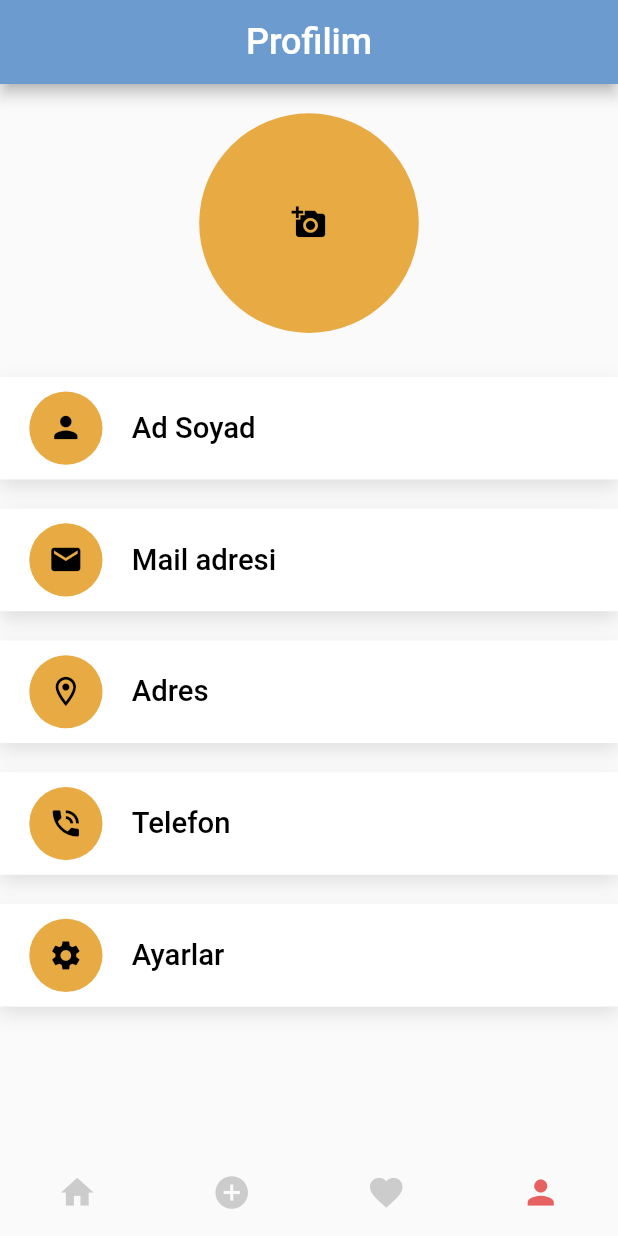
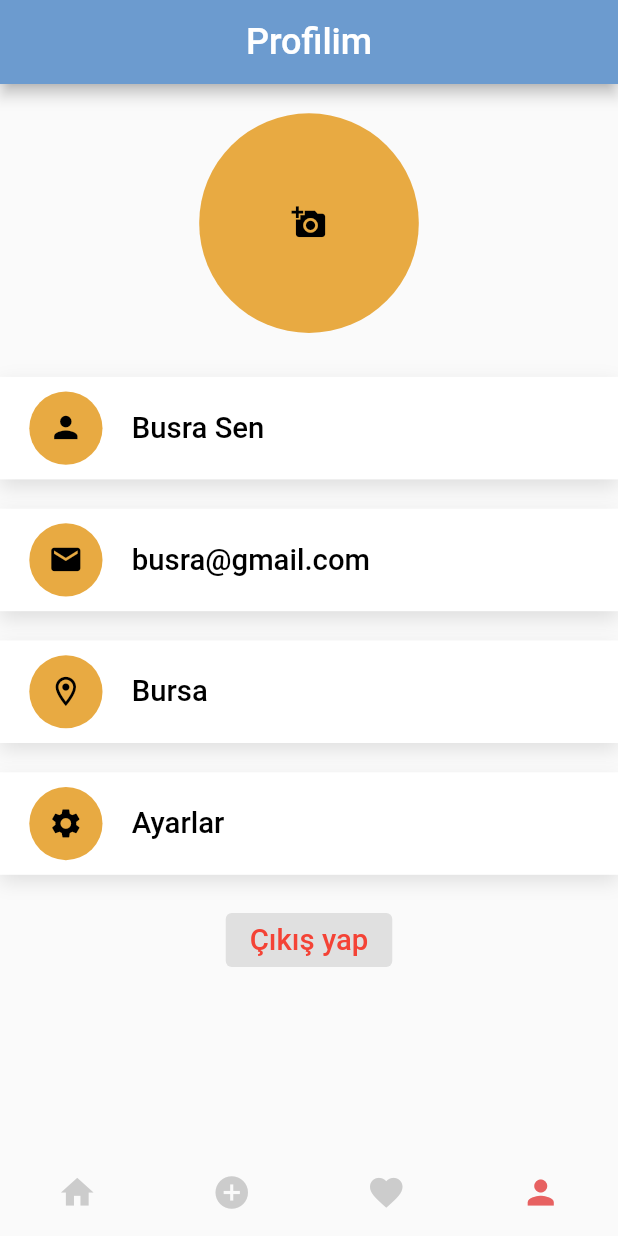
Before and after one commit to Bus-sen/animal_adoption_app, a Flutter app: the screen it shows after launch, item 4 of the bottom bar chosen, on a phone screen of 412 x 824 dp. Run offline on Flutter 3.47's test engine with Material 2 defaults, Android fonts, the phone set to English and light mode, and no system bars; our stand-ins replace carousel_slider, cloud_firestore, dots_indicator, file_picker, firebase_auth, firebase_core and 5 more; accounts and stored records are empty; statements that could not run were skipped.

Commit message:
pages updated

```diff
--- a/lib/pages/account/account_page.dart
+++ b/lib/pages/account/account_page.dart
@@ -1,16 +1,28 @@
-import 'package:animal_app/controllers/auth_controller.dart';
-import 'package:animal_app/widgets/app_icon.dart';
-import 'package:flutter/cupertino.dart';
+import 'package:animal_app/pages/auth/sign_in_page.dart';
+import 'package:firebase_auth/firebase_auth.dart';
 import 'package:flutter/material.dart';
-import 'package:get/get.dart';
-import 'package:get/get_core/src/get_main.dart';
+
 import '../../utils/colors.dart';
 import '../../utils/dimensions.dart';
 import '../../widgets/account_widget.dart';
+import '../../widgets/app_icon.dart';
 import '../../widgets/big_text.dart';
 
-class AccountPage extends StatelessWidget {
-  const AccountPage({Key? key}) : super(key: key);
+class AccountPage extends StatefulWidget {
+  const AccountPage({super.key});
+
+  @override
+  State<AccountPage> createState() => _AccountPageState();
+}
+
+class _AccountPageState extends State<AccountPage> {
+
+  setData (){
+    Navigator.pushReplacement(context,
+        MaterialPageRoute(builder: (context)=> SignInPage()));
+  }
+
+  final FirebaseAuth _auth = FirebaseAuth.instance;
 
   @override
   Widget build(BuildContext context) {
@@ -42,45 +54,62 @@ class AccountPage extends StatelessWidget {
                     AccountWidget(appIcon: AppIcon(icon: Icons.person,
                         backgroundColor: AppColors.iconColor2,
                         size: Dimensions.height10*5),
-                      bigText: BigText(text: "Ad Soyad"),),
+                      bigText: BigText(text: "Busra Sen"),),
                     SizedBox(height: Dimensions.height20),
                     //mail
                     AccountWidget(appIcon: AppIcon(icon: Icons.email,
                         backgroundColor: AppColors.iconColor2,
                         size: Dimensions.height10*5),
-                      bigText: BigText(text: "Mail adresi"),),
+                      bigText: BigText(text: "busra@gmail.com"),),
                     SizedBox(height: Dimensions.height20),
                     //konum
                     AccountWidget(appIcon: AppIcon(icon: Icons.location_on_outlined,
                         backgroundColor: AppColors.iconColor2,
                         size: Dimensions.height10*5),
-                      bigText: BigText(text: "Adres"),),
+                      bigText: BigText(text: "Bursa"),),
                     SizedBox(height: Dimensions.height20),
                     //telefon
-                    AccountWidget(appIcon: AppIcon(icon: Icons.phone_in_talk,
+                    /*AccountWidget(appIcon: AppIcon(icon: Icons.phone_in_talk,
                         backgroundColor: AppColors.iconColor2,
                         size: Dimensions.height10*5),
                       bigText: BigText(text: "Telefon"),),
-                    SizedBox(height: Dimensions.height20),
+                    SizedBox(height: Dimensions.height20),*/
                     //ayarlar
                     AccountWidget(appIcon: AppIcon(icon: Icons.settings,
                         backgroundColor: AppColors.iconColor2,
                         size: Dimensions.height10*5),
                       bigText: BigText(text: "Ayarlar"),),
+                    SizedBox(height: Dimensions.height20),
                     //çıkış
-                    /*GestureDetector(
-                      onTap: (){
+                    GestureDetector(
+                      /*onTap: (){
                         if(Get.find<AuthController>().userLoggedIn()){
                           Get.find<AuthController>().clearSharedData();
                           // diğer datalar da gelmeli
                           Get.offNamed(RouteHelper.getSignInPage());
                         }
+                      },*/
+                      onTap: (){
+                        _auth.signOut();
                       },
-                      child: AccountWidget(appIcon: AppIcon(icon: Icons.logout,
+                      /*child: AccountWidget(appIcon: AppIcon(icon: Icons.logout,
                           backgroundColor: Colors.red,
                           size: Dimensions.height10*5),
-                        bigText: BigText(text: "Çıkış Yap"),),
-                    ),*/
+                        bigText: BigText(text: "Çıkış Yap"),),*/
+                      child: ElevatedButton(
+                        onPressed: () {
+                          setData();
+                        },
+                        child: BigText(
+                            text: "Çıkış yap",
+                            size: Dimensions.font20, color: Colors.red
+                        ),
+                        style: ElevatedButton.styleFrom(
+                            primary: Colors.grey[300],
+                            elevation: 0
+                        ),
+                      ),
+                    ),
                     SizedBox(height: Dimensions.height20),
                   ],
                 ),
--- a/lib/pages/navpages/bottom_nav.dart
+++ b/lib/pages/navpages/bottom_nav.dart
@@ -1,14 +1,12 @@
 import 'package:animal_app/pages/account/account_page.dart';
 import 'package:animal_app/pages/adverts/add_advert.dart';
-import 'package:animal_app/pages/adverts/favorite_data_page.dart';
-import 'package:animal_app/pages/adverts/request_data_page.dart';
-import 'package:animal_app/pages/navpages/request_list.dart';
+import 'package:animal_app/pages/adverts/request_list.dart';
 import 'package:animal_app/utils/colors.dart';
 import 'package:flutter/cupertino.dart';
 import 'package:flutter/material.dart';
 
 import '../home/home_page.dart';
-import 'favorite_list.dart';
+import '../adverts/favorite_list.dart';
 
 class BottomNav extends StatefulWidget {
   const BottomNav({Key? key}) : super(key: key);
```
